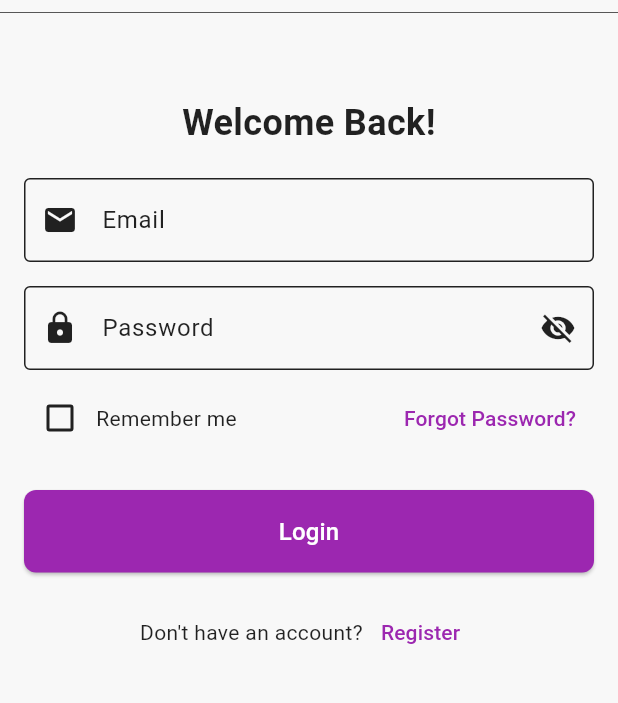
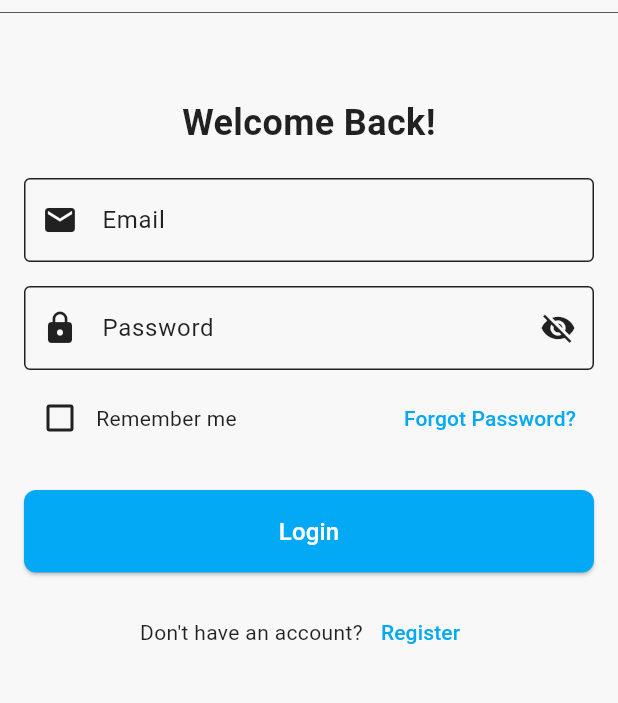
Before and after one commit to Seifeldin-Amr/Mobile-Programming-Project, a Flutter app: the screen it shows after launch, on a phone screen of 412 x 824 dp, the part 71-774 px from its top. Run offline on Flutter 3.47's test engine with Material 3 defaults, Android fonts, the phone set to English and light mode, and no system bars; our stand-ins replace cloud_firestore, file_picker, firebase_auth, firebase_core, image_picker; accounts and stored records are empty.

Commit message:
Change app theme

```diff
--- a/mobile_app/lib/theme/app_theme.dart
+++ b/mobile_app/lib/theme/app_theme.dart
@@ -5,8 +5,8 @@ class AppTheme {
     return ThemeData(
       useMaterial3: true,
       colorScheme: ColorScheme.light(
-        primary: Colors.purple,
-        secondary: Colors.purple.shade300,
+        primary: Colors.lightBlue,
+        secondary: Colors.lightBlue.shade300,
         surface: const Color(0xFFF8F8F8), // Off-white background
         background: const Color(0xFFF8F8F8), // Off-white background
         onPrimary: Colors.white,
@@ -18,12 +18,12 @@ class AppTheme {
       appBarTheme: AppBarTheme(
         centerTitle: true,
         elevation: 0,
-        backgroundColor: Colors.purple,
+        backgroundColor: Colors.lightBlue,
         foregroundColor: Colors.white,
       ),
       elevatedButtonTheme: ElevatedButtonThemeData(
         style: ElevatedButton.styleFrom(
-          backgroundColor: Colors.purple,
+          backgroundColor: Colors.lightBlue,
           foregroundColor: Colors.white,
           padding: const EdgeInsets.symmetric(horizontal: 16, vertical: 12),
           shape: RoundedRectangleBorder(borderRadius: BorderRadius.circular(8)),
@@ -41,8 +41,8 @@ class AppTheme {
     return ThemeData(
       useMaterial3: true,
       colorScheme: ColorScheme.dark(
-        primary: Colors.purple,
-        secondary: Colors.purple.shade300,
+        primary: Colors.lightBlue,
+        secondary: Colors.lightBlue.shade300,
         surface: const Color(0xFF1E1E1E),
         background: const Color(0xFF1E1E1E),
         onPrimary: Colors.white,
@@ -54,12 +54,12 @@ class AppTheme {
       appBarTheme: AppBarTheme(
         centerTitle: true,
         elevation: 0,
-        backgroundColor: Colors.purple,
+        backgroundColor: Colors.lightBlue,
         foregroundColor: Colors.white,
       ),
       elevatedButtonTheme: ElevatedButtonThemeData(
         style: ElevatedButton.styleFrom(
-          backgroundColor: Colors.purple,
+          backgroundColor: Colors.lightBlue,
           foregroundColor: Colors.white,
           padding: const EdgeInsets.symmetric(horizontal: 16, vertical: 12),
           shape: RoundedRectangleBorder(borderRadius: BorderRadius.circular(8)),
```
